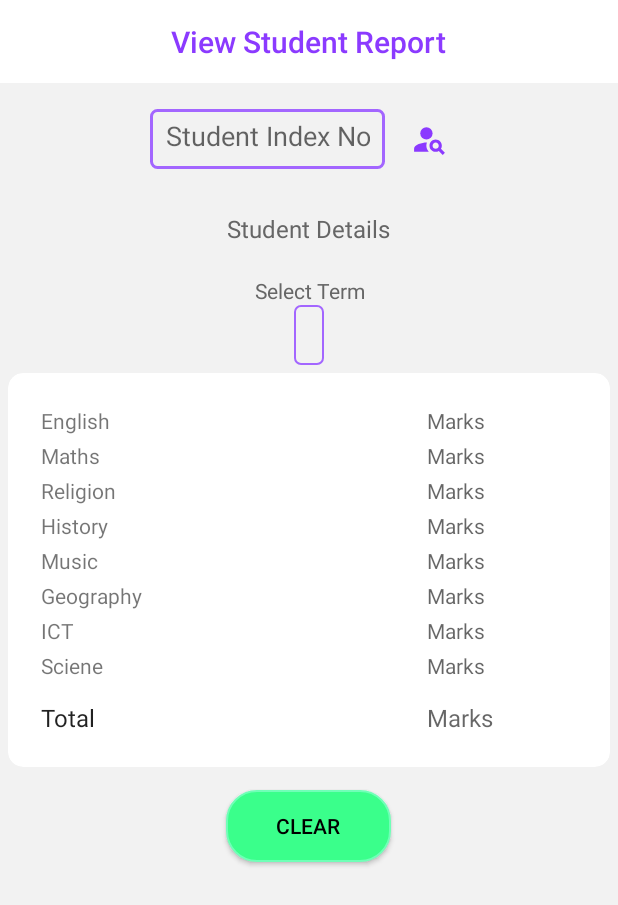
After one commit to ZikrAashik/Smart-Marks, an Android app: the TeacherReportViewActivity screen opened directly, with no data from a screen before it, on a phone screen of 412 x 824 dp. The commit adds this screen. Shown: the top 905 px of the screen. Run offline under Robolectric (Android 15) with nearby library versions, the phone set to English and light mode, and no system bars; our stand-ins replace Firebase (no records; nobody signed in at launch, a user with empty details on screens opened directly).

Commit message:
Implemented Teacher View Marks

```diff
--- a/app/src/main/AndroidManifest.xml
+++ b/app/src/main/AndroidManifest.xml
@@ -11,6 +11,9 @@
         android:supportsRtl="true"
         android:theme="@style/Theme.SmartMarks"
         tools:targetApi="31">
+        <activity
+            android:name=".TeacherReportViewActivity"
+            android:exported="false" />
         <activity
             android:name=".AddMarksActivity"
             android:exported="false" />
--- a/app/src/main/java/com/zikraashik/smart_marks/AddMarksActivity.java
+++ b/app/src/main/java/com/zikraashik/smart_marks/AddMarksActivity.java
@@ -100,7 +100,6 @@ public class AddMarksActivity extends AppCompatActivity {
 
         // Create a HashMap to store the marks
         HashMap<String, Object> marksMap = new HashMap<>();
-        marksMap.put("term", term);
         marksMap.put("english", englishMarks);
         marksMap.put("maths", mathsMarks);
         marksMap.put("religion", religionMarks);
@@ -119,12 +118,10 @@ public class AddMarksActivity extends AppCompatActivity {
         // Get reference to the Firebase database
         DatabaseReference studentMarksRef = FirebaseDatabase.getInstance().getReference().child("StudentMarks").child(indexNo).child(term);
 
-        // Push the marks data to the Firebase database
-        studentMarksRef.push().setValue(marksMap)
+        studentMarksRef.updateChildren(marksMap)
                 .addOnCompleteListener(task -> {
                     if (task.isSuccessful()) {
                         Toast.makeText(AddMarksActivity.this, "Marks added successfully", Toast.LENGTH_SHORT).show();
-                        // Clear the EditText fields after successfully adding marks
                         clearFields();
                     } else {
                         Toast.makeText(AddMarksActivity.this, "Failed to add marks", Toast.LENGTH_SHORT).show();
--- a/app/src/main/java/com/zikraashik/smart_marks/TeacherHomeActivity.java
+++ b/app/src/main/java/com/zikraashik/smart_marks/TeacherHomeActivity.java
@@ -32,7 +32,7 @@ public class TeacherHomeActivity extends AppCompatActivity {
         btnViewCharts = findViewById(R.id.btn_view_charts);
 
         btnAddMarks.setOnClickListener(v -> startActivity(new Intent(TeacherHomeActivity.this, AddMarksActivity.class)));
-        //btnViewReports.setOnClickListener(v -> startActivity(new Intent(TeacherHomeActivity.this, ViewReportsActivity.class)));
+        btnViewReports.setOnClickListener(v -> startActivity(new Intent(TeacherHomeActivity.this, TeacherReportViewActivity.class)));
         //btnViewCharts.setOnClickListener(v -> startActivity(new Intent(TeacherHomeActivity.this, ViewChartsActivity.class)));
 
         mDatabase = FirebaseDatabase.getInstance().getReference();
--- /dev/null
+++ b/app/src/main/java/com/zikraashik/smart_marks/TeacherReportViewActivity.java
@@ -0,0 +1,159 @@
+package com.zikraashik.smart_marks;
+
+import androidx.annotation.NonNull;
+import androidx.appcompat.app.AppCompatActivity;
+import android.os.Bundle;
+import android.view.View;
+import android.widget.AdapterView;
+import android.widget.ArrayAdapter;
+import android.widget.EditText;
+import android.widget.Spinner;
+import android.widget.TextView;
+import android.widget.Toast;
+import com.google.firebase.database.DataSnapshot;
+import com.google.firebase.database.DatabaseError;
+import com.google.firebase.database.DatabaseReference;
+import com.google.firebase.database.FirebaseDatabase;
+import com.google.firebase.database.ValueEventListener;
+import java.util.ArrayList;
+import java.util.List;
+
+public class TeacherReportViewActivity extends AppCompatActivity {
+
+    private EditText etSearchStudent;
+    private TextView tvStudentDetails;
+    private TextView tvEnglish, tvMaths, tvReligion, tvHistory, tvMusic, tvGeography, tvICT, tvScience, tvTotal;
+    private Spinner spinnerTerm;
+    private ArrayAdapter<String> termAdapter;
+    private List<String> termsList;
+    private String indexNo;
+
+    @Override
+    protected void onCreate(Bundle savedInstanceState) {
+        super.onCreate(savedInstanceState);
+        setContentView(R.layout.activity_teacher_report_view);
+
+        etSearchStudent = findViewById(R.id.et_search_student);
+        tvStudentDetails = findViewById(R.id.tv_student_details);
+        spinnerTerm = findViewById(R.id.spinner_term);
+
+        tvEnglish = findViewById(R.id.tv_english);
+        tvMaths = findViewById(R.id.tv_maths);
+        tvReligion = findViewById(R.id.tv_religion);
+        tvHistory = findViewById(R.id.tv_history);
+        tvMusic = findViewById(R.id.tv_music);
+        tvGeography = findViewById(R.id.tv_geography);
+        tvICT = findViewById(R.id.tv_ict);
+        tvScience = findViewById(R.id.tv_science);
+        tvTotal = findViewById(R.id.tv_total);
+
+        termsList = new ArrayList<>();
+        termAdapter = new ArrayAdapter<>(this, android.R.layout.simple_spinner_item, termsList);
+        termAdapter.setDropDownViewResource(android.R.layout.simple_spinner_dropdown_item);
+        spinnerTerm.setAdapter(termAdapter);
+
+        spinnerTerm.setOnItemSelectedListener(new AdapterView.OnItemSelectedListener() {
+            @Override
+            public void onItemSelected(AdapterView<?> parent, View view, int position, long id) {
+                String selectedTerm = termsList.get(position);
+                loadMarks(selectedTerm);
+            }
+
+            @Override
+            public void onNothingSelected(AdapterView<?> parent) {
+            }
+        });
+    }
+
+    public void searchStudent(View view) {
+        indexNo = etSearchStudent.getText().toString().trim();
+        if (indexNo.isEmpty()) {
+            Toast.makeText(this, "Please enter student index number", Toast.LENGTH_SHORT).show();
+            return;
+        }
+
+        DatabaseReference studentMarksRef = FirebaseDatabase.getInstance().getReference()
+                .child("StudentMarks").child(indexNo);
+
+        studentMarksRef.addListenerForSingleValueEvent(new ValueEventListener() {
+            @Override
+            public void onDataChange(@NonNull DataSnapshot dataSnapshot) {
+                if (dataSnapshot.exists()) {
+                    termsList.clear();
+                    for (DataSnapshot termSnapshot : dataSnapshot.getChildren()) {
+                        termsList.add(termSnapshot.getKey());
+                    }
+                    termAdapter.notifyDataSetChanged();
+                    if (!termsList.isEmpty()) {
+                        spinnerTerm.setSelection(0);
+                    }
+                } else {
+                    Toast.makeText(TeacherReportViewActivity.this, "No marks found for the provided index number", Toast.LENGTH_SHORT).show();
+                }
+            }
+
+            @Override
+            public void onCancelled(@NonNull DatabaseError databaseError) {
+                Toast.makeText(TeacherReportViewActivity.this, "Error: " + databaseError.getMessage(), Toast.LENGTH_SHORT).show();
+            }
+        });
+    }
+
+    private void loadMarks(String term) {
+        DatabaseReference studentMarksRef = FirebaseDatabase.getInstance().getReference()
+                .child("StudentMarks").child(indexNo).child(term);
+
+        studentMarksRef.addListenerForSingleValueEvent(new ValueEventListener() {
+            @Override
+            public void onDataChange(@NonNull DataSnapshot dataSnapshot) {
+                if (dataSnapshot.exists()) {
+                    tvEnglish.setText(dataSnapshot.child("english").getValue(String.class));
+                    tvMaths.setText(dataSnapshot.child("maths").getValue(String.class));
+                    tvReligion.setText(dataSnapshot.child("religion").getValue(String.class));
+                    tvHistory.setText(dataSnapshot.child("history").getValue(String.class));
+                    tvMusic.setText(dataSnapshot.child("music").getValue(String.class));
+                    tvGeography.setText(dataSnapshot.child("geography").getValue(String.class));
+                    tvICT.setText(dataSnapshot.child("ict").getValue(String.class));
+                    tvScience.setText(dataSnapshot.child("science").getValue(String.class));
+
+                    // Calculate total
+                    int total = 0;
+                    for (DataSnapshot markSnapshot : dataSnapshot.getChildren()) {
+                        String markStr = markSnapshot.getValue(String.class);
+                        if (markStr != null) {
+                            try {
+                                total += Integer.parseInt(markStr);
+                            } catch (NumberFormatException e) {
+                                // Ignore if not a number
+                            }
+                        }
+                    }
+                    tvTotal.setText(String.valueOf(total));
+                } else {
+                    Toast.makeText(TeacherReportViewActivity.this, "No marks found for the selected term", Toast.LENGTH_SHORT).show();
+                }
+            }
+
+            @Override
+            public void onCancelled(@NonNull DatabaseError databaseError) {
+                Toast.makeText(TeacherReportViewActivity.this, "Error: " + databaseError.getMessage(), Toast.LENGTH_SHORT).show();
+            }
+        });
+    }
+
+    public void clearData(View view) {
+        etSearchStudent.getText().clear();
+        tvStudentDetails.setText("Student Details");
+        termsList.clear();
+
+        tvEnglish.setText("Marks");
+        tvMaths.setText("Marks");
+        tvReligion.setText("Marks");
+        tvHistory.setText("Marks");
+        tvMusic.setText("Marks");
+        tvGeography.setText("Marks");
+        tvICT.setText("Marks");
+        tvScience.setText("Marks");
+        tvTotal.setText("Marks");
+    }
+}
--- a/app/src/main/res/layout/activity_add_marks.xml
+++ b/app/src/main/res/layout/activity_add_marks.xml
@@ -81,10 +81,10 @@
         android:layout_width="wrap_content"
         android:layout_height="wrap_content"
         android:layout_margin="@dimen/spacing_xsmall"
-        android:background="@drawable/edit_text_round"
         android:gravity="center"
         android:inputType="textMultiLine"
         android:lines="3"
+        android:textSize="16sp"
         android:text="Student Details"
         android:textAppearance="@style/TextAppearance.AppCompat.Body1"
         android:textColor="@color/grey_60" />
@@ -303,6 +303,16 @@
         android:gravity="center_horizontal"
         android:orientation="horizontal">
         <androidx.appcompat.widget.AppCompatButton
+            android:id="@+id/btn_clear"
+            android:layout_width="wrap_content"
+            android:layout_height="wrap_content"
+            android:layout_margin="@dimen/spacing_middle"
+            android:layout_marginTop="@dimen/spacing_large"
+            android:text="Clear"
+            android:onClick="clearData"
+            android:background="@drawable/button_secondary_shape"
+            android:textColor="@android:color/black" />
+        <androidx.appcompat.widget.AppCompatButton
             android:id="@+id/btn_add_marks"
             android:layout_width="wrap_content"
             android:layout_height="wrap_content"
@@ -312,18 +322,6 @@
             android:onClick="addMarks"
             android:background="@drawable/button_primary_shape"
             android:textColor="@android:color/white" />
-
-        <androidx.appcompat.widget.AppCompatButton
-            android:id="@+id/btn_clear"
-            android:layout_width="wrap_content"
-            android:layout_height="wrap_content"
-            android:layout_margin="@dimen/spacing_middle"
-            android:layout_marginTop="@dimen/spacing_large"
-            android:text="Clear"
-            android:onClick="clearData"
-            android:background="@drawable/button_secondary_shape"
-            android:textColor="@android:color/black" />
-
     </LinearLayout>
 
 </LinearLayout>
--- /dev/null
+++ b/app/src/main/res/layout/activity_teacher_report_view.xml
@@ -0,0 +1,358 @@
+<LinearLayout xmlns:android="http://schemas.android.com/apk/res/android"
+    xmlns:app="http://schemas.android.com/apk/res-auto"
+    android:layout_width="match_parent"
+    android:layout_height="match_parent"
+    android:background="@color/colorBackground"
+    android:gravity="center_horizontal"
+    android:orientation="vertical">
+
+    <com.google.android.material.appbar.AppBarLayout
+        android:layout_width="match_parent"
+        android:layout_height="wrap_content"
+        android:fitsSystemWindows="true"
+        android:theme="@style/ThemeOverlay.AppCompat.Light"
+        app:elevation="0dp">
+
+        <LinearLayout
+            android:layout_width="match_parent"
+            android:layout_height="@dimen/spacing_xxxlarge"
+            android:background="@android:color/white"
+            android:gravity="center"
+            android:orientation="horizontal">
+
+            <View
+                android:layout_width="0dp"
+                android:layout_height="0dp"
+                android:layout_weight="1" />
+
+            <TextView
+                android:layout_width="wrap_content"
+                android:layout_height="wrap_content"
+                android:text="View Student Report"
+                android:textAppearance="@style/TextAppearance.AppCompat.Title"
+                android:textColor="@color/colorPrimary" />
+
+            <View
+                android:layout_width="0dp"
+                android:layout_height="0dp"
+                android:layout_weight="1" />
+
+        </LinearLayout>
+
+    </com.google.android.material.appbar.AppBarLayout>
+
+    <LinearLayout
+        android:layout_width="match_parent"
+        android:layout_height="@dimen/spacing_xxxlarge"
+        android:layout_marginTop="@dimen/spacing_middle"
+        android:gravity="center"
+        android:orientation="horizontal">
+
+        <EditText
+            android:id="@+id/et_search_student"
+            android:layout_width="wrap_content"
+            android:layout_height="@dimen/spacing_xmlarge"
+            android:layout_margin="@dimen/spacing_xsmall"
+            android:background="@drawable/edit_text_round"
+            android:gravity="center"
+            android:hint="Student Index No"
+            android:inputType="text"
+            android:maxLines="1"
+            android:singleLine="true"
+            android:textColor="@color/grey_60" />
+
+        <ImageView
+            android:id="@+id/btn_search"
+            android:layout_width="@dimen/spacing_xxxlarge"
+            android:layout_height="@dimen/spacing_xxxlarge"
+            android:background="?attr/selectableItemBackground"
+            android:clickable="true"
+            android:focusable="true"
+            android:onClick="searchStudent"
+            android:padding="@dimen/spacing_large"
+            app:srcCompat="@drawable/ic_person_search"
+            app:tint="@color/colorPrimary" />
+
+    </LinearLayout>
+
+
+    <TextView
+        android:id="@+id/tv_student_details"
+        android:layout_width="wrap_content"
+        android:layout_height="wrap_content"
+        android:layout_margin="@dimen/spacing_xsmall"
+        android:gravity="center"
+        android:inputType="textMultiLine"
+        android:lines="3"
+        android:text="Student Details"
+        android:textAppearance="@style/TextAppearance.AppCompat.Body1"
+        android:textColor="@color/grey_60"
+        android:textSize="16sp" />
+
+    <TextView
+        android:layout_width="match_parent"
+        android:layout_height="wrap_content"
+        android:text="Select Term"
+        android:textAlignment="center"
+        android:textColor="@color/grey_60"
+        android:textSize="14sp" />
+
+    <Spinner
+        android:id="@+id/spinner_term"
+        android:layout_width="wrap_content"
+        android:layout_height="@dimen/spacing_xmlarge"
+        android:background="@drawable/edit_text_round"
+        android:inputType="text"
+        android:maxLines="1"
+        android:singleLine="true"
+        android:textColor="@color/grey_60"
+        android:textColorHint="@color/grey_20" />
+
+    <androidx.cardview.widget.CardView
+        android:layout_width="match_parent"
+        android:layout_height="wrap_content"
+        android:layout_margin="@dimen/spacing_medium"
+        app:cardBackgroundColor="@android:color/white"
+        app:cardCornerRadius="10dp"
+        app:cardElevation="0dp">
+
+        <LinearLayout
+            android:layout_width="match_parent"
+            android:layout_height="wrap_content"
+            android:orientation="vertical"
+            android:padding="@dimen/spacing_mlarge">
+
+            <LinearLayout
+                android:layout_width="match_parent"
+                android:layout_height="wrap_content"
+                android:orientation="horizontal"
+                android:padding="@dimen/spacing_xsmall">
+
+                <TextView
+                    android:layout_width="wrap_content"
+                    android:layout_height="wrap_content"
+                    android:text="English" />
+
+                <View
+                    android:layout_width="0dp"
+                    android:layout_height="0dp"
+                    android:layout_weight="1" />
+
+                <TextView
+                    android:id="@+id/tv_english"
+                    android:layout_width="100dp"
+                    android:layout_height="wrap_content"
+                    android:hint="Marks"
+                    android:inputType="numberDecimal" />
+            </LinearLayout>
+
+            <LinearLayout
+                android:layout_width="match_parent"
+                android:layout_height="wrap_content"
+                android:orientation="horizontal"
+                android:padding="@dimen/spacing_xsmall">
+
+                <TextView
+                    android:layout_width="wrap_content"
+                    android:layout_height="wrap_content"
+                    android:text="Maths" />
+
+                <View
+                    android:layout_width="0dp"
+                    android:layout_height="0dp"
+                    android:layout_weight="1" />
+
+                <TextView
+                    android:id="@+id/tv_maths"
+                    android:layout_width="100dp"
+                    android:layout_height="wrap_content"
+                    android:hint="Marks"
+                    android:inputType="numberDecimal" />
+            </LinearLayout>
+
+            <LinearLayout
+                android:layout_width="match_parent"
+                android:layout_height="wrap_content"
+                android:orientation="horizontal"
+                android:padding="@dimen/spacing_xsmall">
+
+                <TextView
+                    android:layout_width="wrap_content"
+                    android:layout_height="wrap_content"
+                    android:text="Religion" />
+
+                <View
+                    android:layout_width="0dp"
+                    android:layout_height="0dp"
+                    android:layout_weight="1" />
+
+                <TextView
+                    android:id="@+id/tv_religion"
+                    android:layout_width="100dp"
+                    android:layout_height="wrap_content"
+                    android:hint="Marks"
+                    android:inputType="numberDecimal" />
+            </LinearLayout>
+
+            <LinearLayout
+                android:layout_width="match_parent"
+                android:layout_height="wrap_content"
+                android:orientation="horizontal"
+                android:padding="@dimen/spacing_xsmall">
+
+                <TextView
+                    android:layout_width="wrap_content"
+                    android:layout_height="wrap_content"
+                    android:text="History" />
+
+                <View
+                    android:layout_width="0dp"
+                    android:layout_height="0dp"
+                    android:layout_weight="1" />
+
+                <TextView
+                    android:id="@+id/tv_history"
+                    android:layout_width="100dp"
+                    android:layout_height="wrap_content"
+                    android:hint="Marks"
+                    android:inputType="numberDecimal" />
+            </LinearLayout>
+
+            <LinearLayout
+                android:layout_width="match_parent"
+                android:layout_height="wrap_content"
+                android:orientation="horizontal"
+                android:padding="@dimen/spacing_xsmall">
+
+                <TextView
+                    android:layout_width="wrap_content"
+                    android:layout_height="wrap_content"
+                    android:text="Music" />
+
+                <View
+                    android:layout_width="0dp"
+                    android:layout_height="0dp"
+                    android:layout_weight="1" />
+
+                <TextView
+                    android:id="@+id/tv_music"
+                    android:layout_width="100dp"
+                    android:layout_height="wrap_content"
+                    android:hint="Marks"
+                    android:inputType="numberDecimal" />
+            </LinearLayout>
+
+            <LinearLayout
+                android:layout_width="match_parent"
+                android:layout_height="wrap_content"
+                android:orientation="horizontal"
+                android:padding="@dimen/spacing_xsmall">
+
+                <TextView
+                    android:layout_width="wrap_content"
+                    android:layout_height="wrap_content"
+                    android:text="Geography" />
+
+                <View
+                    android:layout_width="0dp"
+                    android:layout_height="0dp"
+                    android:layout_weight="1" />
+
+                <TextView
+                    android:id="@+id/tv_geography"
+                    android:layout_width="100dp"
+                    android:layout_height="wrap_content"
+                    android:hint="Marks"
+                    android:inputType="numberDecimal" />
+            </LinearLayout>
+
+            <LinearLayout
+                android:layout_width="match_parent"
+                android:layout_height="wrap_content"
+                android:orientation="horizontal"
+                android:padding="@dimen/spacing_xsmall">
+
+                <TextView
+                    android:layout_width="wrap_content"
+                    android:layout_height="wrap_content"
+                    android:text="ICT" />
+
+                <View
+                    android:layout_width="0dp"
+                    android:layout_height="0dp"
+                    android:layout_weight="1" />
+
+                <TextView
+                    android:id="@+id/tv_ict"
+                    android:layout_width="100dp"
+                    android:layout_height="wrap_content"
+                    android:hint="Marks"
+                    android:inputType="numberDecimal" />
+            </LinearLayout>
+
+            <LinearLayout
+                android:layout_width="match_parent"
+                android:layout_height="wrap_content"
+                android:orientation="horizontal"
+                android:padding="@dimen/spacing_xsmall">
+
+                <TextView
+                    android:layout_width="wrap_content"
+                    android:layout_height="wrap_content"
+                    android:text="Sciene" />
+
+                <View
+                    android:layout_width="0dp"
+                    android:layout_height="0dp"
+                    android:layout_weight="1" />
+
+                <TextView
+                    android:id="@+id/tv_science"
+                    android:layout_width="100dp"
+                    android:layout_height="wrap_content"
+                    android:hint="Marks"
+                    android:inputType="numberDecimal" />
+            </LinearLayout>
+
+            <LinearLayout
+                android:layout_width="match_parent"
+                android:layout_height="wrap_content"
+                android:layout_marginTop="@dimen/spacing_middle"
+                android:orientation="horizontal"
+                android:padding="@dimen/spacing_xsmall">
+
+                <TextView
+                    android:layout_width="wrap_content"
+                    android:layout_height="wrap_content"
+                    android:text="Total"
+                    android:textAppearance="@style/TextAppearance.AppCompat.Subhead" />
+
+                <View
+                    android:layout_width="0dp"
+                    android:layout_height="0dp"
+                    android:layout_weight="1" />
+
+                <TextView
+                    android:id="@+id/tv_total"
+                    android:layout_width="100dp"
+                    android:layout_height="wrap_content"
+                    android:hint="Marks"
+                    android:inputType="numberDecimal"
+                    android:textAppearance="@style/TextAppearance.AppCompat.Subhead" />
+            </LinearLayout>
+        </LinearLayout>
+
+    </androidx.cardview.widget.CardView>
+
+    <androidx.appcompat.widget.AppCompatButton
+        android:id="@+id/btn_clear"
+        android:layout_width="wrap_content"
+        android:layout_height="wrap_content"
+        android:layout_margin="@dimen/spacing_middle"
+        android:layout_marginTop="@dimen/spacing_large"
+        android:background="@drawable/button_secondary_shape"
+        android:onClick="clearData"
+        android:text="Clear"
+        android:textColor="@android:color/black" />
+
+</LinearLayout>
```
